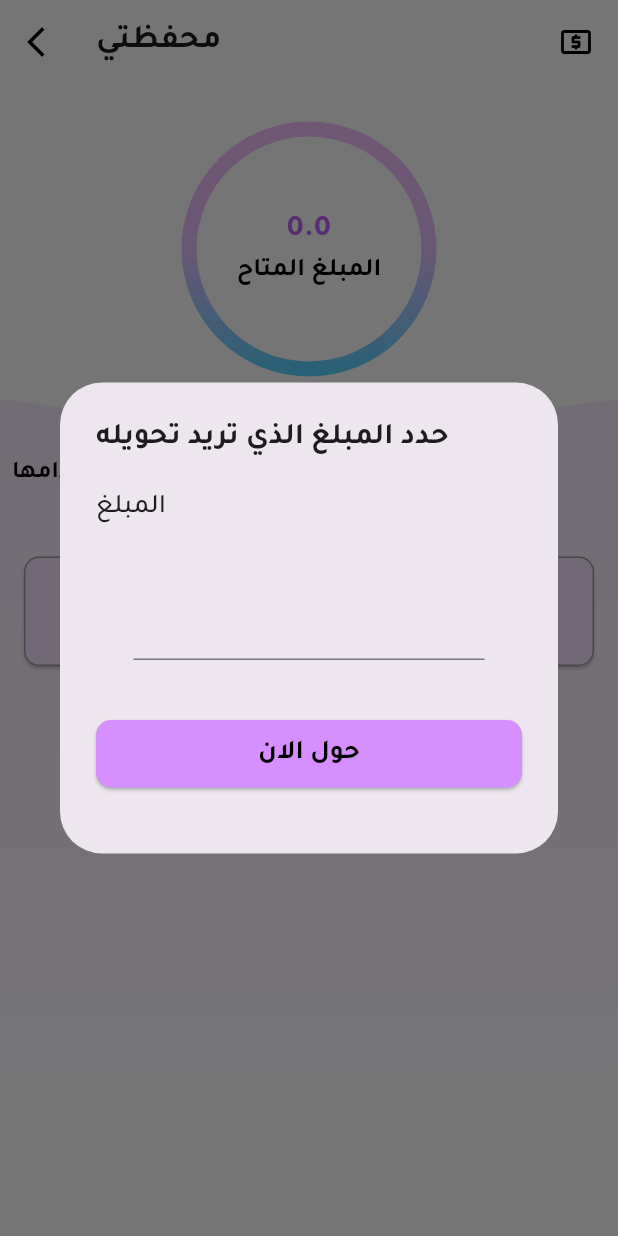
After one commit to Ahmed9588406/therapy, a Flutter app: the WalletScreen screen opened directly, after a tap on "حساب بنكي", on a phone screen of 412 x 824 dp. The commit adds this screen. Run offline on Flutter 3.47's test engine with Material 3 defaults, Android fonts, the phone set to English and light mode, and no system bars; our stand-ins replace cloud_firestore, firebase_core, firebase_storage, flutter_svg, fluttertoast, google_fonts and 5 more; accounts and stored records are empty.

Commit message:
notifiaction cards for therapist and wallet

```diff
--- a/lib/display_info_for_therapy.dart
+++ b/lib/display_info_for_therapy.dart
@@ -1,5 +1,5 @@
 import 'dart:io';
-
+import 'notification_display_for_therapy.dart';
 import 'package:cloud_firestore/cloud_firestore.dart';
 import 'package:firebase_storage/firebase_storage.dart';
 import 'package:flutter/material.dart';
@@ -159,6 +159,33 @@ class _TherapistProfilePageState extends State<TherapistProfilePage> {
         );
         break;
       case 3:
+        Navigator.push(
+          context,
+          MaterialPageRoute(
+            builder: (BuildContext context) {
+              return FutureBuilder<QuerySnapshot>(
+                future: FirebaseFirestore.instance
+                    .collection('appointments')
+                    .where('therapistId', isEqualTo: widget.therapistId)
+                    .get(),
+                builder: (context, snapshot) {
+                  if (snapshot.connectionState == ConnectionState.waiting) {
+                    return CircularProgressIndicator();
+                  }
+                  if (snapshot.hasError) {
+                    return Text('Error: ${snapshot.error}');
+                  }
+                  var appointmentsList = snapshot.data!.docs
+                      .map((doc) => doc.data() as Map<String, dynamic>)
+                      .toList();
+                  return NotificationDisplayForTherapy(appointments: appointmentsList);
+                },
+              );
+            },
+          ),
+        );
+        break;
+      case 4:
         Navigator.push(
           context,
           MaterialPageRoute(
@@ -676,14 +703,25 @@ class _TherapistProfilePageState extends State<TherapistProfilePage> {
           ),
           BottomNavigationBarItem(
             icon: Icon(
-              Icons.settings_outlined,
+              Icons.notifications_active,
               color:
                   _selectedIndex == 3 ? Color(0xffD68FFF) : Color(0xffE8E0E5),
               size: 27,
             ),
+            label: 'اشعراتي',
+            backgroundColor:
+                _selectedIndex == 3 ? Color(0xffD68FFF) : Color(0xffE8E0E5),
+          ),
+          BottomNavigationBarItem(
+            icon: Icon(
+              Icons.settings_outlined,
+              color:
+                  _selectedIndex == 4 ? Color(0xffD68FFF) : Color(0xffE8E0E5),
+              size: 27,
+            ),
             label: 'الاعدادات',
             backgroundColor:
-                _selectedIndex == 3 ? Color(0xffD68FFF) : Color(0xffE8E0E5),
+                _selectedIndex == 4 ? Color(0xffD68FFF) : Color(0xffE8E0E5),
           ),
         ],
       ),
--- a/lib/main.dart
+++ b/lib/main.dart
@@ -10,6 +10,7 @@ import 'package:image_picker/image_picker.dart';
 import 'package:intl/date_symbol_data_local.dart';
 import 'package:therapy/TableProfileTherapists.dart';
 import 'package:therapy/mood_tracker.dart';
+import 'package:therapy/wallet_page.dart';
 
 import 'TableTherapySelection.dart';
 import 'display_info_for_therapy.dart';
@@ -255,6 +256,16 @@ class _MyHomePageState extends State<MyHomePage> {
                 },
                 child: const Text('Mood Tracker'),
               ),
+               const SizedBox(height: 20),
+              ElevatedButton(
+               onPressed: (){
+                  Navigator.push(
+                    context,
+                    MaterialPageRoute(builder: (context) => WalletScreen()),
+                  );
+               },
+                child: const Text('E Wallet'),
+              ),
             ],
           ),
         ),
--- a/lib/notification_display_for_therapy.dart
+++ b/lib/notification_display_for_therapy.dart
@@ -39,11 +39,11 @@ class _NotificationDisplayForTherapyState extends State<NotificationDisplayForTh
                   ListTile(
                     leading: Icon(Icons.calendar_today),
                     title: Text('Date: ${appointment['date']}'),
-                    subtitle: Text('Time: ${appointment['time']}'),
+                    subtitle: Text('Time: ${appointment['time']} - Day: ${appointment['day']}'),
                   ),
                   Padding(
                     padding: const EdgeInsets.all(8.0),
-                    child: Text('هناك حجز في ${appointment['date']} الساعة ${appointment['time']}'),
+                    child: Text('هناك حجز في ${appointment['date']} الساعة ${appointment['time']} يوم ${appointment['day']}'),
                   ),
                   ButtonBar(
                     alignment: MainAxisAlignment.center,
--- /dev/null
+++ b/lib/wallet_page.dart
@@ -0,0 +1,414 @@
+import 'package:cloud_firestore/cloud_firestore.dart';
+import 'package:flutter/material.dart';
+import 'package:logger/logger.dart';
+//import 'package:firebase_auth/firebase_auth.dart';
+
+class WalletScreen extends StatefulWidget {
+  const WalletScreen({Key? key}) : super(key: key);
+
+  @override
+  State<WalletScreen> createState() => _WalletScreenState();
+}
+
+class _WalletScreenState extends State<WalletScreen> {
+  final GlobalKey<FormState> formKey = GlobalKey<FormState>();
+
+  TextEditingController money = TextEditingController();
+
+  CollectionReference addMoney =
+      FirebaseFirestore.instance.collection('addMoney');
+
+  final Logger logger = Logger();
+
+  Future<void> addMony() {
+    return addMoney
+        .add({'money': money.text})
+        .then((value) => logger.i("User Added"))
+        .catchError((error) => logger.e("Failed to add user: $error"));
+  }
+
+  void _derirmMonneyPopup(BuildContext context) {
+    showDialog(
+      context: context,
+      builder: (BuildContext context) {
+        return AlertDialog(
+          title: const Row(
+            mainAxisAlignment: MainAxisAlignment.end,
+            children: [
+              Text(
+                'حدد المبلغ الذي تريد تحويله',
+                style: TextStyle(
+                  fontFamily: 'Tajawal',
+                  fontWeight: FontWeight.bold,
+                  fontSize: 20,
+                ),
+              ),
+            ],
+          ),
+          actions: [
+            Column(
+              children: [
+                const Row(
+                  mainAxisAlignment: MainAxisAlignment.end,
+                  children: [
+                    Text(
+                      'المبلغ',
+                      style: TextStyle(
+                        fontFamily: 'Tajawal',
+                        fontWeight: FontWeight.w500,
+                        fontSize: 18,
+                      ),
+                    ),
+                  ],
+                ),
+                const SizedBox(
+                  height: 20,
+                ),
+                Container(
+                  padding:
+                      const EdgeInsets.symmetric(vertical: 20, horizontal: 25),
+                  child: CustomTextFormAdd(
+                      hinttext: "",
+                      mycontroller: money,
+                      validator: (value) {
+                        if (value == "") {
+                          return "Can't be empty";
+                        }
+                        return null; // Ensure to return null if the input is valid
+                      }),
+                ),
+                const SizedBox(
+                  height: 20,
+                ),
+                SizedBox(
+                  width: 500,
+                  height: 45,
+                  child: ElevatedButton(
+                    onPressed: () {
+                      addMony();
+                      Navigator.push(
+                        context,
+                        MaterialPageRoute(
+                          builder: (context) {
+                            return WalletScreen();
+                          },
+                        ),
+                      );
+                    },
+                    style: ElevatedButton.styleFrom(
+                      backgroundColor: const Color(0xFFD68FFF),
+                      shape: RoundedRectangleBorder(
+                        borderRadius: BorderRadius.circular(10),
+                      ),
+                      padding: const EdgeInsets.symmetric(
+                          horizontal: 7, vertical: 10),
+                    ),
+                    child: const Text(
+                      'حول الان',
+                      style: TextStyle(
+                        fontSize: 18,
+                        fontFamily: 'Tajawal',
+                        fontWeight: FontWeight.bold,
+                        color: Colors.black, // Add the desired font weight
+                      ),
+                    ),
+                  ),
+                ),
+                const SizedBox(
+                  height: 20,
+                ),
+              ],
+            ), // Vertical spacing
+          ],
+        );
+      },
+    );
+  }
+
+  @override
+  Widget build(BuildContext context) {
+    return Scaffold(
+      backgroundColor: const Color(0xFFF6E4FF), // Updated background color
+      appBar: AppBar(
+        elevation: 0,
+        backgroundColor: Colors.white,
+        leading: IconButton(
+          icon: const Icon(
+            Icons.local_atm,
+            color: Colors.black,
+          ),
+          onPressed: () {
+            Navigator.push(
+              context,
+              MaterialPageRoute(builder: (builder) => UserHistoryPage()),
+            );
+          },
+        ),
+        centerTitle: true,
+        title: const Row(
+          mainAxisAlignment: MainAxisAlignment.end,
+          children: [
+            Text(
+              'محفظتي',
+              style: TextStyle(
+                fontFamily: 'Tajawal',
+                fontWeight: FontWeight.bold,
+                fontSize: 22,
+              ),
+            ),
+          ],
+        ),
+        actions: [
+          IconButton(
+            //padding: EdgeInsets.only(right: 30),
+            icon: const Icon(
+              Icons.arrow_forward_ios,
+              color: Colors.black,
+            ),
+            onPressed: () {
+              Navigator.pop(context);
+            },
+          ),
+        ],
+      ),
+      body: Container(
+        decoration: const BoxDecoration(
+          gradient: LinearGradient(
+            colors: [
+              Color(0xFFF6E4FF),
+              Color(0xFFFFFFFF),
+            ],
+            begin: Alignment.topCenter,
+            end: Alignment.bottomCenter,
+          ),
+        ),
+        child: Column(
+          children: [
+            Container(
+              color: Colors.white,
+              child: Column(
+                children: [
+                  const SizedBox(height: 20),
+                  Container(
+                    height: 180,
+                    width: double.infinity,
+                    decoration: const BoxDecoration(
+                      shape: BoxShape.circle,
+                      color: Colors.white,
+                    ),
+                    child: Stack(
+                      alignment: Alignment.center,
+                      children: [
+                        Container(
+                          width: 170,
+                          height: 170,
+                          decoration: const BoxDecoration(
+                            shape: BoxShape.circle,
+                            gradient: LinearGradient(
+                              colors: [
+                                Color(0xFFF5BDFE),
+                                Color(0xFFE6BDFE),
+                                Color(0xFF55D4FF),
+                              ], // Gradient colors
+                              begin: Alignment.topCenter,
+                              end: Alignment.bottomCenter,
+                            ),
+                          ),
+                        ),
+                        StreamBuilder<QuerySnapshot>(
+                          stream: addMoney.snapshots(),
+                          builder: (context, snapshot) {
+                            if (!snapshot.hasData) {
+                              return const CircularProgressIndicator();
+                            }
+                            final documents = snapshot.data!.docs;
+                            double totalMoney = 0.0;
+                            for (var doc in documents) {
+                              totalMoney += double.tryParse(doc['money']) ?? 0.0;
+                            }
+                            return Container(
+                              width: 150,
+                              height: 150,
+                              decoration: const BoxDecoration(
+                                shape: BoxShape.circle,
+                                color: Colors.white,
+                              ),
+                              alignment: Alignment.center,
+                              child: Column(
+                                mainAxisAlignment: MainAxisAlignment.center,
+                                children: [
+                                  Text(
+                                    totalMoney.toStringAsFixed(1),
+                                    textAlign: TextAlign.center,
+                                    style: const TextStyle(
+                                      fontFamily: 'Tajawal',
+                                      fontWeight: FontWeight.bold,
+                                      color: Color(0xffC161F9),
+                                      fontSize: 20,
+                                    ),
+                                  ),
+                                  const Text(
+                                    'المبلغ المتاح',
+                                    textAlign: TextAlign.center,
+                                    style: TextStyle(
+                                      fontFamily: 'Tajawal',
+                                      fontWeight: FontWeight.bold,
+                                      color: Colors.black,
+                                      fontSize: 17,
+                                    ),
+                                  ),
+                                ],
+                              ),
+                            );
+                          },
+                        ),
+                      ],
+                    ),
+                  ),
+
+                ],
+              ),
+            ),
+            ClipPath(
+              clipper: BottomWaveClipper(),
+              child: Container(
+                color: Colors.white,
+                height: 40,
+                // width: 350,
+              ),
+            ),
+            const Padding(
+              padding: const EdgeInsets.all(8.0),
+              child: Row(
+                mainAxisAlignment: MainAxisAlignment.end,
+                children: [
+                  Text(
+                    'اختار اي وسيلة تريد استخدامها',
+                    style: TextStyle(
+                      fontFamily: 'Tajawal',
+                      fontWeight: FontWeight.bold,
+                      color: Colors.black,
+                      fontSize: 16,
+                    ),
+                  ),
+                ],
+              ),
+            ),
+            const SizedBox(height: 20),
+            Container(
+              padding: const EdgeInsets.all(16),
+              child: SizedBox(
+                width: double.infinity,
+                child: ElevatedButton(
+                  onPressed: () {
+                    _derirmMonneyPopup(context);
+                  },
+                  style: ElevatedButton.styleFrom(
+                    backgroundColor: Color(0xffF6E4FF),
+                    side: const BorderSide(color: Colors.grey),
+                    shape: RoundedRectangleBorder(
+                      borderRadius: BorderRadius.circular(10),
+                    ),
+                    padding: const EdgeInsets.symmetric(vertical: 10),
+                  ),
+                  child: Column(
+                    children: [
+                      Image.asset(
+                        'assets/images/Vector.png',
+                        height: 30,
+                        width: 30,
+                      ),
+                      const Text(
+                        'حساب بنكي',
+                        style: TextStyle(
+                          fontFamily: 'Tajawal',
+                          fontWeight: FontWeight.bold,
+                          color: Colors.black,
+                          fontSize: 16,
+                        ),
+                      ),
+                    ],
+                  ),
+                ),
+              ),
+            ),
+          ],
+        ),
+      ),
+    );
+  }
+}
+
+class CustomTextFormAdd extends StatelessWidget {
+  final String hinttext;
+  final TextEditingController mycontroller;
+  final String? Function(String?)? validator;
+
+  const CustomTextFormAdd({
+    required this.hinttext,
+    required this.mycontroller,
+    this.validator,
+  });
+
+  @override
+  Widget build(BuildContext context) {
+    return TextFormField(
+      controller: mycontroller,
+      decoration: InputDecoration(
+        hintText: hinttext,
+      ),
+      validator: validator ??
+          (value) {
+            if (value == null || value.isEmpty) {
+              return "Can't be empty";
+            } else if (num.tryParse(value) == null) {
+              return "Please enter a valid number";
+            }
+            return null; // Input is valid
+          },
+      keyboardType: TextInputType.number, // Ensures numeric keyboard
+    );
+  }
+}
+
+class UserHistoryPage extends StatefulWidget {
+  const UserHistoryPage({super.key});
+
+  @override
+  State<UserHistoryPage> createState() => _UserHistoryPageState();
+}
+
+class _UserHistoryPageState extends State<UserHistoryPage> {
+  @override
+  Widget build(BuildContext context) {
+    return Scaffold(
+      appBar: AppBar(
+        elevation: 0,
+        backgroundColor: Colors.transparent,
+      ),
+    );
+  }
+}
+
+class BottomWaveClipper extends CustomClipper<Path> {
+  @override
+  Path getClip(Size size) {
+    final path = Path();
+    path.lineTo(0, 0);
+    path.lineTo(0, size.height - 30);
+    path.quadraticBezierTo(
+      size.width / 2,
+      size.height,
+      size.width,
+      size.height - 30,
+    );
+    path.lineTo(size.width, 0);
+    path.close();
+    return path;
+  }
+
+  @override
+  bool shouldReclip(CustomClipper<Path> oldClipper) {
+    return false;
+  }
+}
--- a/pubspec.yaml
+++ b/pubspec.yaml
@@ -53,6 +53,7 @@ dependencies:
   firebase_database: ^11.0.1
   syncfusion_flutter_charts: ^26.1.35
   google_fonts: ^6.2.1
+  logger: ^2.3.0
 
 dev_dependencies:
   flutter_test:
```
Also changed, not shown: assets/images/Vector.png (added), pubspec.lock.
